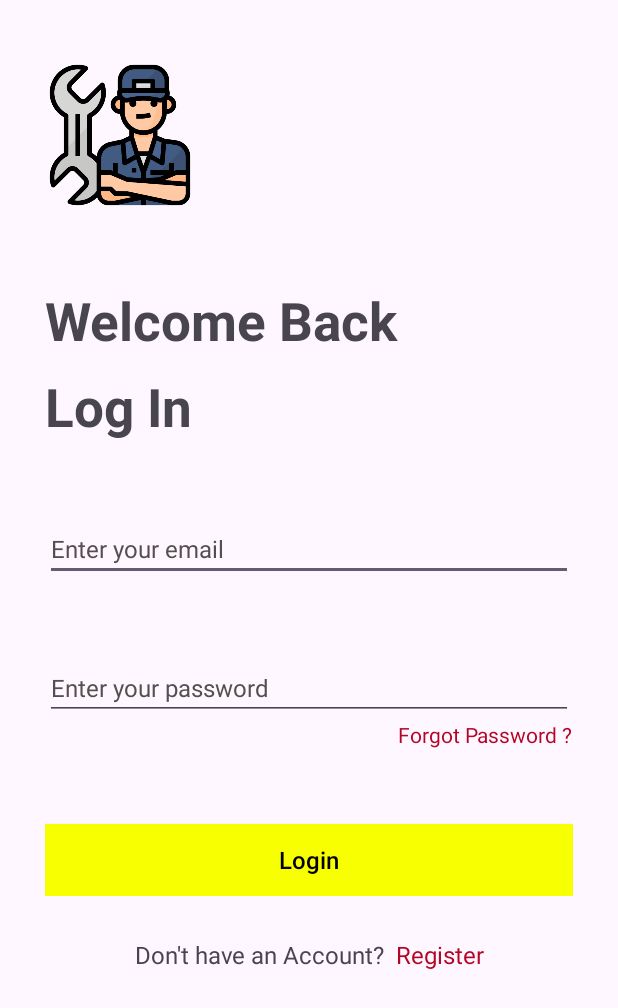
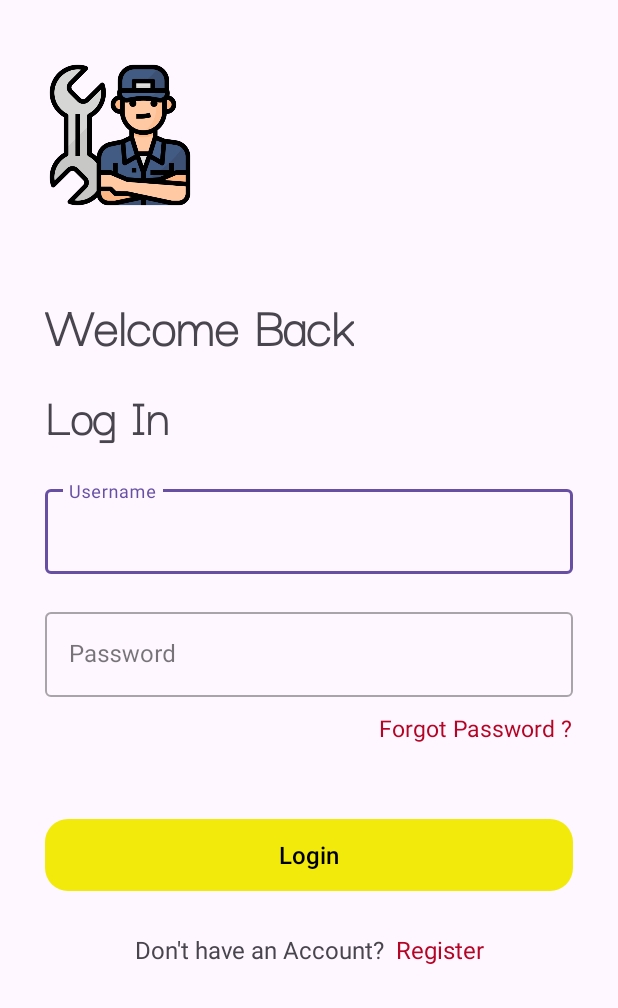
Before and after one commit to yash234u/Homemate, an Android app: the LoginActivity screen opened directly, with no data from a screen before it, on a phone screen of 412 x 824 dp. Shown: the top 1008 px of the screen. Run offline under Robolectric (Android 15) with nearby library versions, the phone set to English and light mode, and no system bars; our stand-ins replace Firebase (no records; nobody signed in at launch, a user with empty details on screens opened directly); 1 statement that could not run was skipped.

Commit message:
Login design

```diff
--- a/app/src/main/java/com/example/homemate/login/LoginActivity.java
+++ b/app/src/main/java/com/example/homemate/login/LoginActivity.java
@@ -17,6 +17,7 @@ import com.example.homemate.BottomNavigationActivity;
 import com.example.homemate.R;
 import com.google.android.gms.tasks.OnCompleteListener;
 import com.google.android.gms.tasks.Task;
+import com.google.android.material.textfield.TextInputLayout;
 import com.google.firebase.auth.AuthResult;
 import com.google.firebase.auth.FirebaseAuth;
 import com.google.firebase.auth.FirebaseUser;
@@ -24,8 +25,8 @@ import com.google.firebase.auth.FirebaseUser;
 public class LoginActivity extends AppCompatActivity {
 
     private Button Login_btn;
-    private EditText email;
-    private EditText password;
+    private TextInputLayout email;
+    private TextInputLayout password;
     private ProgressBar progressBar;
     private TextView forgotpassword;
     private FirebaseAuth mAuth;
@@ -69,8 +70,8 @@ public class LoginActivity extends AppCompatActivity {
 
                 progressBar.setVisibility(View.VISIBLE);
                 Login_btn.setVisibility(View.INVISIBLE);
-                String txtemail=email.getText().toString();
-                String txtpassword=password.getText().toString();
+                String txtemail=email.getEditText().getText().toString();
+                String txtpassword=password.getEditText().getText().toString();
                 if(txtemail.isEmpty() | txtpassword.isEmpty()){
                     Toast.makeText(LoginActivity.this, "Please enter all details", Toast.LENGTH_SHORT).show();
                 }else {
--- a/app/src/main/res/drawable/buttoncolor.xml
+++ b/app/src/main/res/drawable/buttoncolor.xml
@@ -2,8 +2,7 @@
 <shape xmlns:android="http://schemas.android.com/apk/res/android"
     android:shape="rectangle">
 
-    <gradient android:startColor="#833ab4"
-        android:endColor="#fd1d1d"></gradient>
-    <corners android:radius="12dp"></corners>
+    <solid android:color="#f2ea0a"></solid>
+    <corners android:radius="15dp"></corners>
 
 </shape>
--- a/app/src/main/res/layout/activity_login.xml
+++ b/app/src/main/res/layout/activity_login.xml
@@ -24,42 +24,52 @@
             android:layout_height="wrap_content"
             android:layout_marginTop="50dp"
             android:text="Welcome Back"
+            android:fontFamily="@font/darkergrotesque_wght"
             android:textStyle="bold"
-            android:textSize="35dp" />
+            android:textSize="38dp" />
 
         <TextView
             android:layout_width="wrap_content"
             android:layout_height="wrap_content"
             android:layout_marginTop="10dp"
+            android:fontFamily="@font/darkergrotesque_wght"
             android:text="Log In"
             android:textStyle="bold"
             android:textSize="35dp" />
 
 
-        <EditText
+        <com.google.android.material.textfield.TextInputLayout
             android:id="@+id/email_login"
+            style="@style/Widget.MaterialComponents.TextInputLayout.OutlinedBox"
             android:layout_width="match_parent"
             android:layout_height="wrap_content"
-            android:layout_marginTop="50dp"
-            android:hint="Enter your email"
-            android:textColorHint="#554E4E"
-            android:textSize="16sp" />
+            android:layout_marginTop="20dp"
+            android:hint="Username">
+            <com.google.android.material.textfield.TextInputEditText
+                android:layout_width="match_parent"
+                android:layout_height="match_parent" />
+        </com.google.android.material.textfield.TextInputLayout>
 
-        <EditText
+        <com.google.android.material.textfield.TextInputLayout
             android:id="@+id/password_login"
+            style="@style/Widget.MaterialComponents.TextInputLayout.OutlinedBox"
             android:layout_width="match_parent"
             android:layout_height="wrap_content"
-            android:layout_marginTop="50dp"
-            android:hint="Enter your password"
-            android:textColorHint="#554E4E"
-            android:textSize="16sp" />
+            android:layout_marginTop="20dp"
+            android:hint="Password">
+            <com.google.android.material.textfield.TextInputEditText
+                android:inputType="textPassword"
+                android:layout_width="match_parent"
+                android:layout_height="match_parent" />
+        </com.google.android.material.textfield.TextInputLayout>
 
         <TextView
             android:id="@+id/forgot_password"
             android:layout_width="wrap_content"
             android:layout_height="wrap_content"
             android:layout_gravity="end"
-            android:textSize="14dp"
+            android:textSize="15dp"
+            android:layout_marginTop="10dp"
             android:textColor="@color/SplashRed"
             android:text="Forgot Password ?">
         </TextView>
@@ -76,7 +86,7 @@
             android:layout_gravity="bottom"
             android:layout_marginTop="50dp"
             android:text="Login"
-            android:background="@color/yellow"
+            android:background="@drawable/buttoncolor"
             android:textAllCaps="false"
             android:textColor="@color/black"
             android:textSize="16sp" />
--- a/app/src/main/res/values/colors.xml
+++ b/app/src/main/res/values/colors.xml
@@ -3,5 +3,5 @@
     <color name="black">#FF000000</color>
     <color name="white">#FFFFFFFF</color>
     <color name="SplashRed">#b50526</color>
-    <color name="yellow">#F8FF00</color>
+    <color name="yellow">#f2ea0a</color>
 </resources>
```
Also changed, not shown: app/src/main/res/drawable/bg_1.jpg (deleted), app/src/main/res/drawable/bg_3.jpg (deleted), app/src/main/res/drawable/bg_4.png (deleted).
